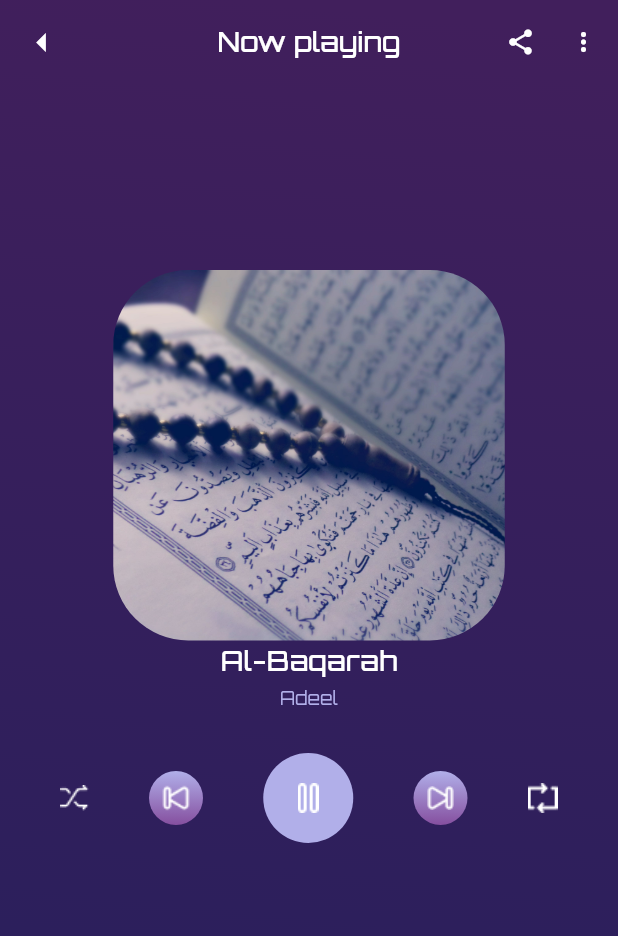
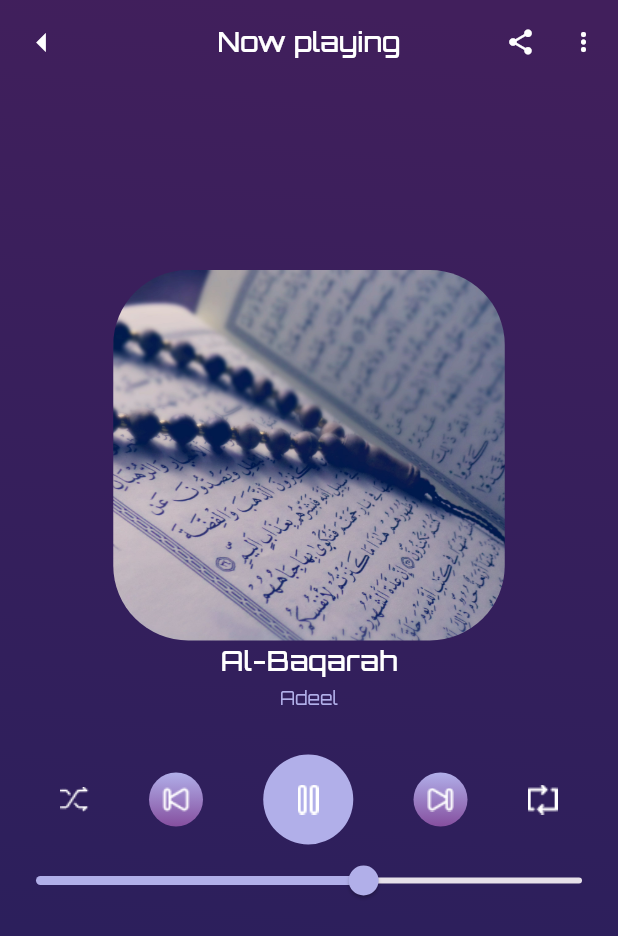
Before and after one commit to salahswidan/audio_player_app, a Flutter app: the PlayMusicScreen screen opened by its route, on a phone screen of 412 x 824 dp. Shown: the top 936 px of the screen. Run offline on Flutter 3.47's test engine with Material 3 defaults, Android fonts, the phone set to English and light mode, and no system bars.

Commit message:
add slider to custom button controller

```diff
--- a/lib/features/play_soura/screens/play_soura_screen.dart
+++ b/lib/features/play_soura/screens/play_soura_screen.dart
@@ -38,9 +38,13 @@ class PlayMusicScreen extends StatelessWidget {
                   ),
                   CustomSouraDetailsPlayScreen(),
                   SizedBox(
-                    height: 28,
+                    height: 29,
                   ),
-                  CustomBottonControllerPlaySoura(),
+                  CustomBottonControllerPlaySoura(
+                    value: 0.6,
+                    onChange: (value) {},
+
+                  ),
                 ],
               ),
             ),
--- a/lib/features/play_soura/widgets/custom_botton_controller_play_soura.dart
+++ b/lib/features/play_soura/widgets/custom_botton_controller_play_soura.dart
@@ -1,4 +1,3 @@
-
 import 'package:flutter/material.dart';
 
 import '../../../core/resourses/color_managers.dart';
@@ -6,11 +5,17 @@ import '../../../core/resourses/color_managers.dart';
 class CustomBottonControllerPlaySoura extends StatelessWidget {
   const CustomBottonControllerPlaySoura({
     super.key,
+    required this.onChange,
+    required this.value,
   });
+  final ValueChanged<double> onChange;
+  final double value;
 
   @override
   Widget build(BuildContext context) {
-    return Row(
+    return Column(
+      children: [
+        Row(
           mainAxisAlignment: MainAxisAlignment.spaceEvenly,
           children: [
             Image.asset(
@@ -54,6 +59,13 @@ class CustomBottonControllerPlaySoura extends StatelessWidget {
             Image.asset(
                 "assets/images/controllers_button_music_image/loop.png"),
           ],
+        ),
+        Slider(
+          value: value,
+          onChanged: onChange,
+          activeColor: ColorManagers.klightWhiteColor,
+        )
+      ],
     );
   }
 }
```
Lines whose indentation alone changed are shown as unchanged.
